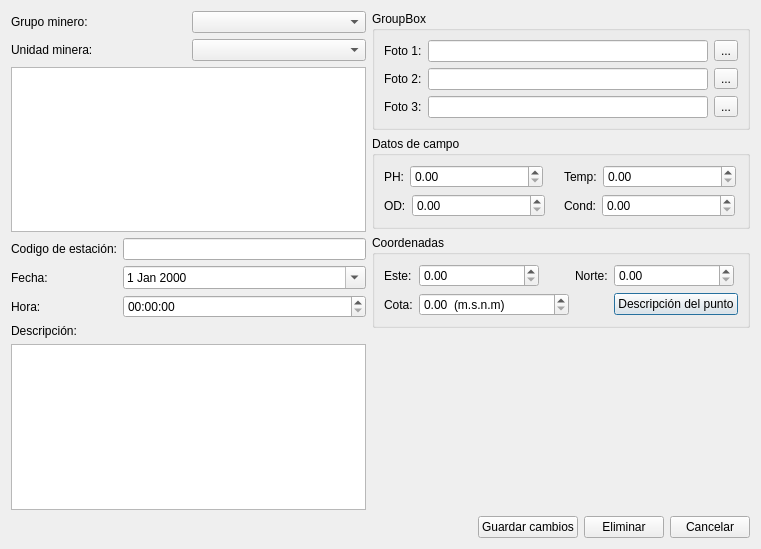
The window that editdatadialog.ui (lincolningaroca/SWDataMonitoreo) describes before a commit, drawn with Qt 5.
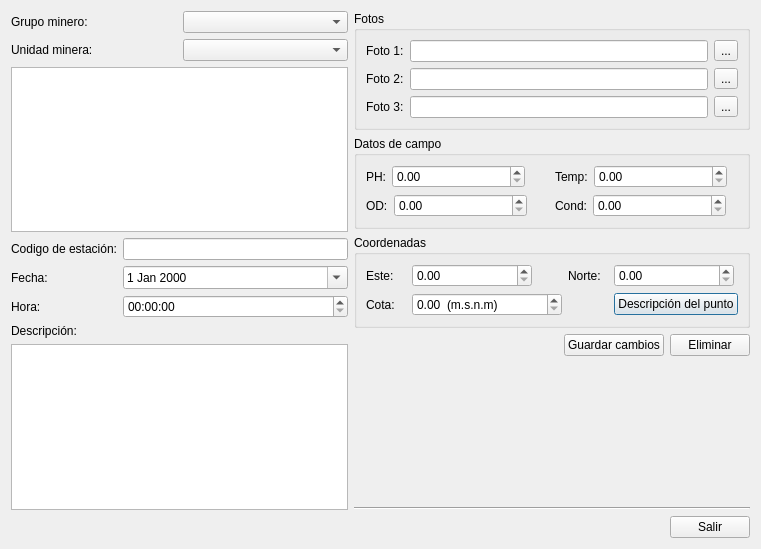
The same window after the commit. Icons and pictures are not drawn. Custom widgets are drawn as their Qt base class.

The edit to the form file:
```diff
--- a/editdatadialog.ui
+++ b/editdatadialog.ui
@@ -108,7 +108,7 @@
         </sizepolicy>
        </property>
        <property name="title">
-        <string>GroupBox</string>
+        <string>Fotos</string>
        </property>
        <layout class="QGridLayout" name="gridLayout_3">
         <item row="0" column="0">
@@ -435,21 +435,6 @@
       </widget>
      </item>
      <item>
-      <spacer name="verticalSpacer">
-       <property name="orientation">
-        <enum>Qt::Vertical</enum>
-       </property>
-       <property name="sizeHint" stdset="0">
-        <size>
-         <width>20</width>
-         <height>40</height>
-        </size>
-       </property>
-      </spacer>
-     </item>
-    </layout>
-   </item>
-   <item row="1" column="0" colspan="2">
     <layout class="QHBoxLayout" name="horizontalLayout">
      <item>
       <spacer name="horizontalSpacer">
@@ -498,10 +483,49 @@
        </property>
       </widget>
      </item>
+      </layout>
+     </item>
+     <item>
+      <spacer name="verticalSpacer">
+       <property name="orientation">
+        <enum>Qt::Vertical</enum>
+       </property>
+       <property name="sizeHint" stdset="0">
+        <size>
+         <width>20</width>
+         <height>40</height>
+        </size>
+       </property>
+      </spacer>
+     </item>
+     <item>
+      <widget class="Line" name="line">
+       <property name="orientation">
+        <enum>Qt::Horizontal</enum>
+       </property>
+      </widget>
+     </item>
+    </layout>
+   </item>
+   <item row="1" column="0" colspan="2">
+    <layout class="QHBoxLayout" name="horizontalLayout_2">
+     <item>
+      <spacer name="horizontalSpacer_2">
+       <property name="orientation">
+        <enum>Qt::Horizontal</enum>
+       </property>
+       <property name="sizeHint" stdset="0">
+        <size>
+         <width>40</width>
+         <height>20</height>
+        </size>
+       </property>
+      </spacer>
+     </item>
      <item>
       <widget class="QPushButton" name="btnCancelar">
        <property name="text">
-        <string>Cancelar</string>
+        <string>Salir</string>
        </property>
        <property name="icon">
         <iconset resource="rsc.qrc">
```
Left out of the diff: 2 changed lines with no effect on the pictures. Lines whose indentation alone changed are shown as unchanged.
